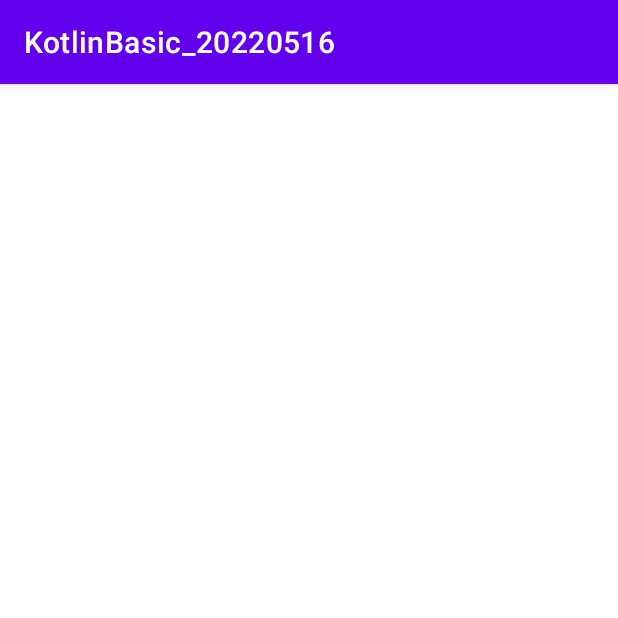
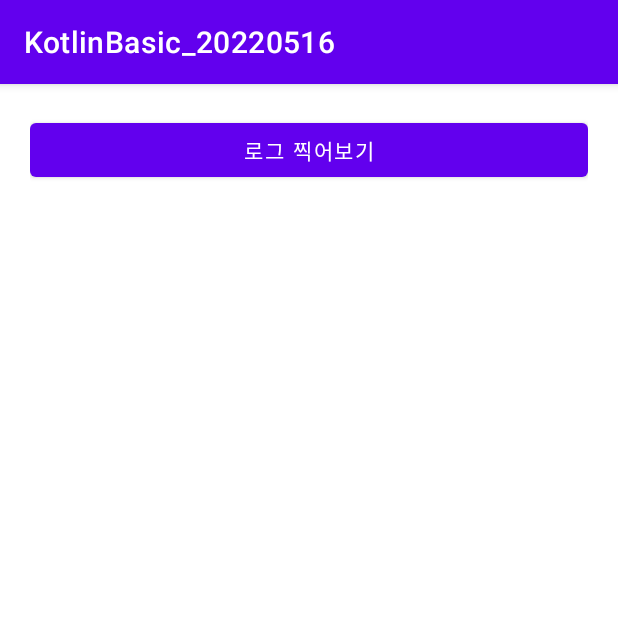
Before and after one commit to LIM-BAEK-SAN/KotlinBasic_20220516, an Android app: the screen it shows after launch (MainActivity), on a phone screen of 412 x 824 dp, the top half of it. Run offline under Robolectric (Android 15) with nearby library versions, the phone set to English and light mode, and no system bars.

Commit message:
xml에 id 속성 부여 + 코틀린 확장팩 설치

```diff
--- a/app/build.gradle
+++ b/app/build.gradle
@@ -1,6 +1,7 @@
 plugins {
     id 'com.android.application'
     id 'org.jetbrains.kotlin.android'
+    id 'org.jetbrains.kotlin.android.extensions'
 }
 
 android {
--- a/app/src/main/java/kr/nepp/kotlinbasic_20220516/MainActivity.kt
+++ b/app/src/main/java/kr/nepp/kotlinbasic_20220516/MainActivity.kt
@@ -2,10 +2,13 @@ package kr.nepp.kotlinbasic_20220516
 
 import androidx.appcompat.app.AppCompatActivity
 import android.os.Bundle
+import kotlinx.android.synthetic.main.activity_main.*
 
 class MainActivity : AppCompatActivity() {
     override fun onCreate(savedInstanceState: Bundle?) {
         super.onCreate(savedInstanceState)
         setContentView(R.layout.activity_main)
+
+
     }
 }
--- a/app/src/main/res/layout/activity_main.xml
+++ b/app/src/main/res/layout/activity_main.xml
@@ -5,6 +5,12 @@
     android:layout_width="match_parent"
     android:layout_height="match_parent"
     android:orientation="vertical"
+    android:padding="20dp"
     tools:context=".MainActivity">
 
+    <Button
+        android:id="@+id/btnLog"
+        android:layout_width="match_parent"
+        android:layout_height="wrap_content"
+        android:text="로그 찍어보기"/>
 </LinearLayout>
```
